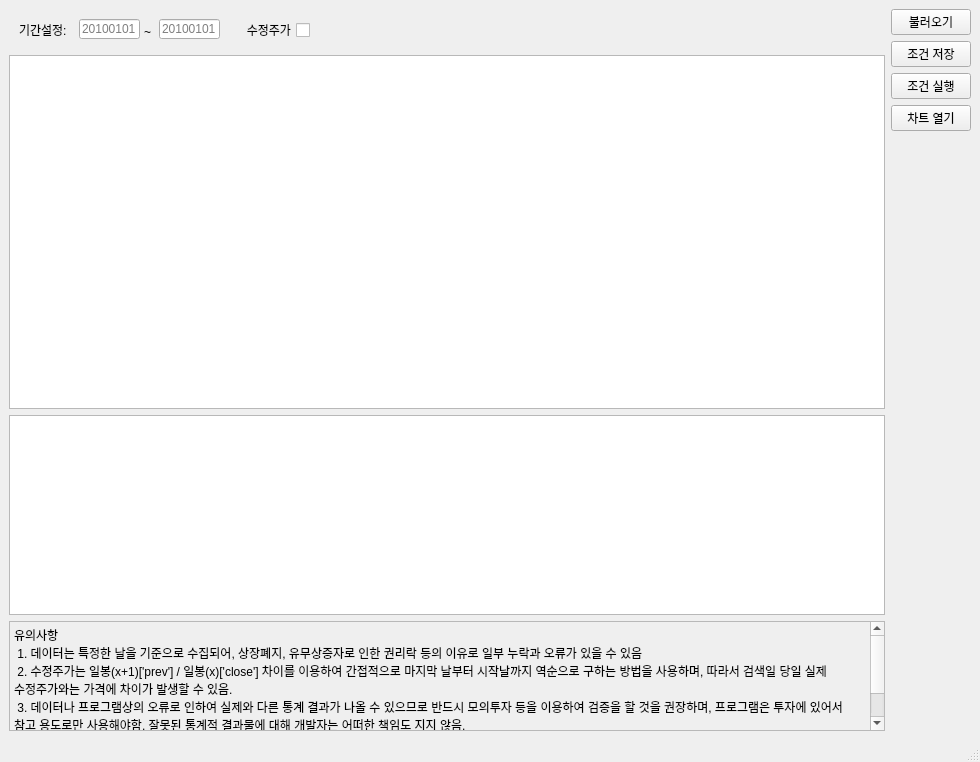
Qt form ui/검색기.ui (attainer/StockChartAnalyst) before a commit.
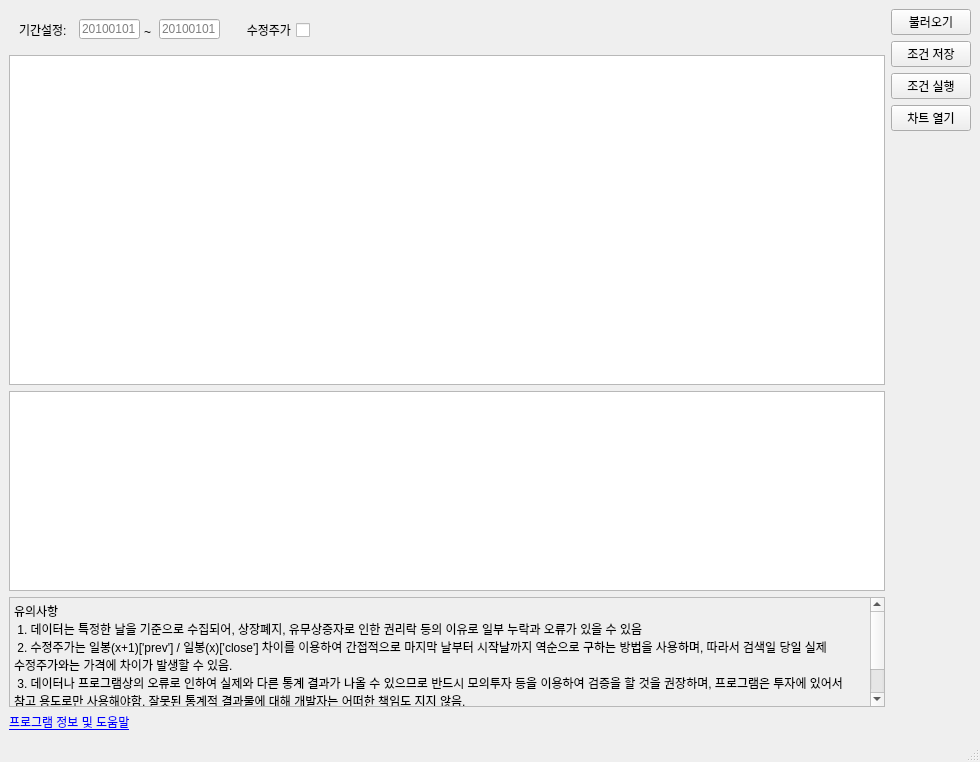
The same form after that commit.

Commit message: Add help link

```diff
--- a/ui/검색기.ui
+++ b/ui/검색기.ui
@@ -187,6 +187,16 @@
         </property>
        </widget>
       </item>
+      <item>
+       <widget class="QLabel" name="label_3">
+        <property name="text">
+         <string>&lt;html&gt;&lt;head/&gt;&lt;body&gt;&lt;p&gt;&lt;a href=&quot;https://github.com/attainer/StockChartAnalyst&quot;&gt;&lt;span style=&quot; text-decoration: underline; color:#0000ff;&quot;&gt;프로그램 정보 및 도움말&lt;/span&gt;&lt;/a&gt;&lt;/p&gt;&lt;/body&gt;&lt;/html&gt;</string>
+        </property>
+        <property name="openExternalLinks">
+         <bool>true</bool>
+        </property>
+       </widget>
+      </item>
      </layout>
     </item>
     <item>
```
